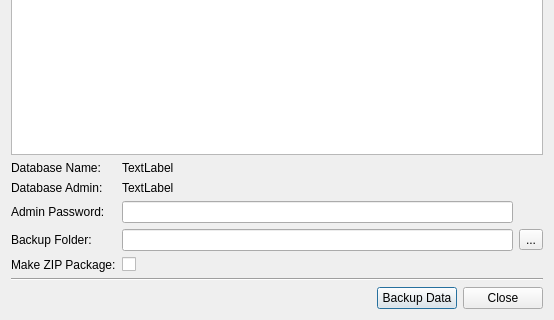
Old version of the form stdm/ui/ui_db_profile_backup.ui in the repository gltn/stdm; both pictures show x 0 to 554 and y 158 to 478 of the 554 by 478 pixel window.
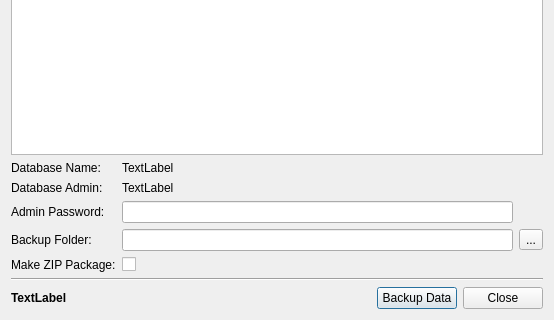
New version of the form. Icons and pictures are not drawn.

Commit message:
Profile Backup: Get the DB backup file name from application
Backup script (batch file) now gets the fully formatted DB backup
file name from the application. Previously the file name was been
constructed inside the script and the behavior was not consistent
in different versions of Windows.

Diff of the .ui file:
```diff
--- a/stdm/ui/ui_db_profile_backup.ui
+++ b/stdm/ui/ui_db_profile_backup.ui
@@ -156,6 +156,19 @@
    </item>
    <item>
     <layout class="QHBoxLayout" name="horizontalLayout">
+     <item>
+      <widget class="QLabel" name="lblStatus">
+       <property name="font">
+        <font>
+         <weight>75</weight>
+         <bold>true</bold>
+        </font>
+       </property>
+       <property name="text">
+        <string>TextLabel</string>
+       </property>
+      </widget>
+     </item>
      <item>
       <spacer name="horizontalSpacer">
        <property name="orientation">
```
The commit also changes 3 other files.
